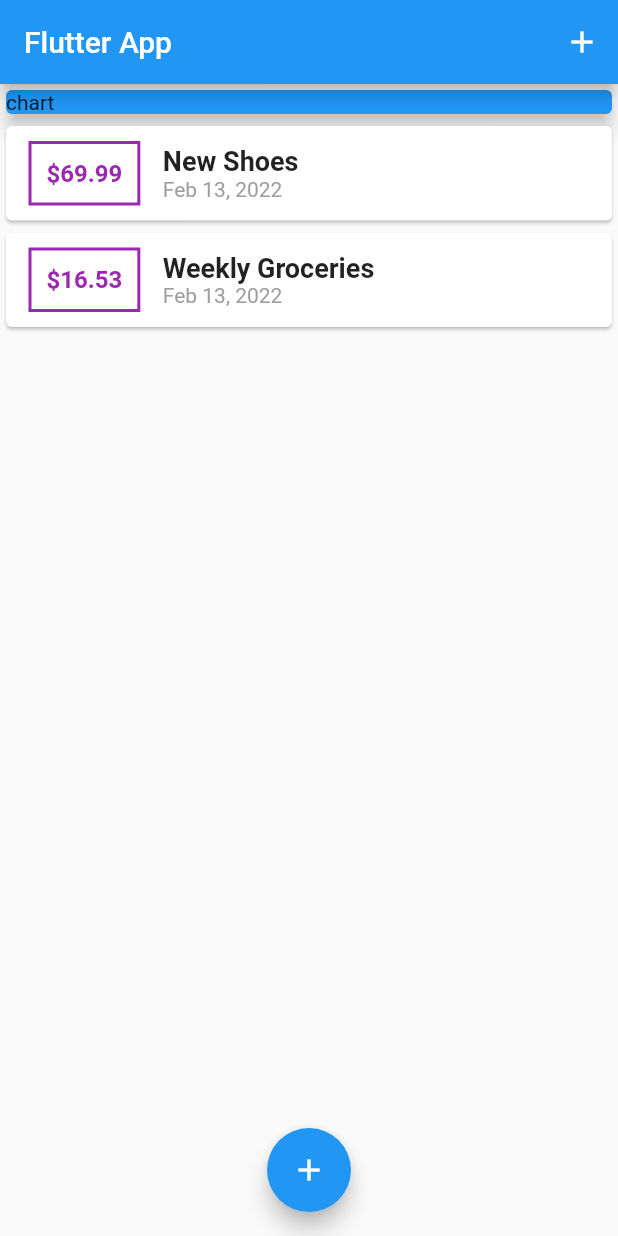
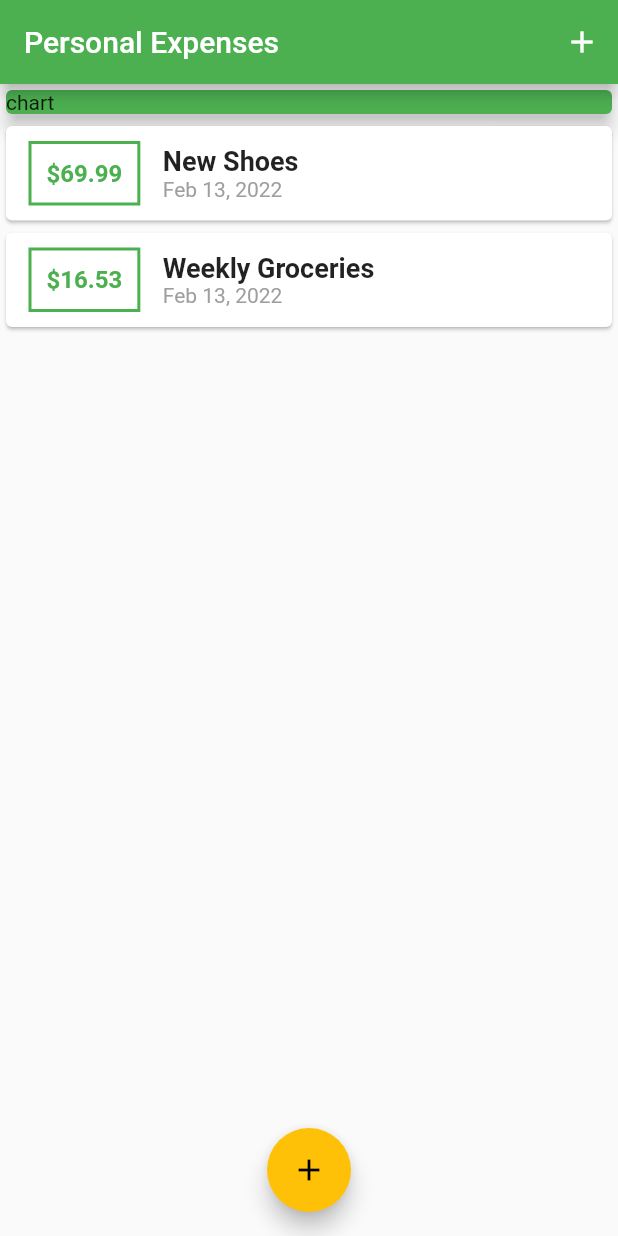
Before and after one commit to lunaticSKE12/flutter-expenses-app, a Flutter app: the screen it shows after launch, on a phone screen of 412 x 824 dp. Run offline on Flutter 3.47's test engine with Material 2 defaults, Android fonts, the phone set to English and light mode, and no system bars.

Commit message:
Configuring & Using Themes

```diff
--- a/lib/main.dart
+++ b/lib/main.dart
@@ -16,7 +16,11 @@ class MyApp extends StatelessWidget {
   @override
   Widget build(BuildContext context) {
     return MaterialApp(
-      title: 'Flutter Demo',
+      title: 'Personal Expenses',
+      theme: ThemeData(
+        primarySwatch: Colors.green,
+        accentColor: Colors.amber,
+      ),
       home: MyHomePage(),
     );
   }
@@ -75,7 +79,7 @@ class _MyHomePageState extends State<MyHomePage> {
   Widget build(BuildContext context) {
     return Scaffold(
       appBar: AppBar(
-        title: Text('Flutter App'),
+        title: Text('Personal Expenses'),
         actions: [
           IconButton(
               onPressed: () => _startAddNewTransaction(context),
@@ -90,7 +94,7 @@ class _MyHomePageState extends State<MyHomePage> {
             Container(
               width: double.infinity,
               child: Card(
-                color: Colors.blue,
+                color: Theme.of(context).primaryColor,
                 child: Text('chart'),
                 elevation: 5,
               ),
--- a/lib/widgets/transaction_list.dart
+++ b/lib/widgets/transaction_list.dart
@@ -19,14 +19,15 @@ class TransactionList extends StatelessWidget {
               Container(
                 margin: EdgeInsets.symmetric(vertical: 10, horizontal: 15),
                 decoration: BoxDecoration(
-                    border: Border.all(color: Colors.purple, width: 2)),
+                    border: Border.all(
+                        color: Theme.of(context).primaryColor, width: 2)),
                 padding: EdgeInsets.all(10),
                 child: Text(
                   '\$${transactions[index].amount.toStringAsFixed(2)}',
                   style: TextStyle(
                       fontWeight: FontWeight.bold,
                       fontSize: 16,
-                      color: Colors.purple),
+                      color: Theme.of(context).primaryColor),
                 ),
               ),
               Column(
```
